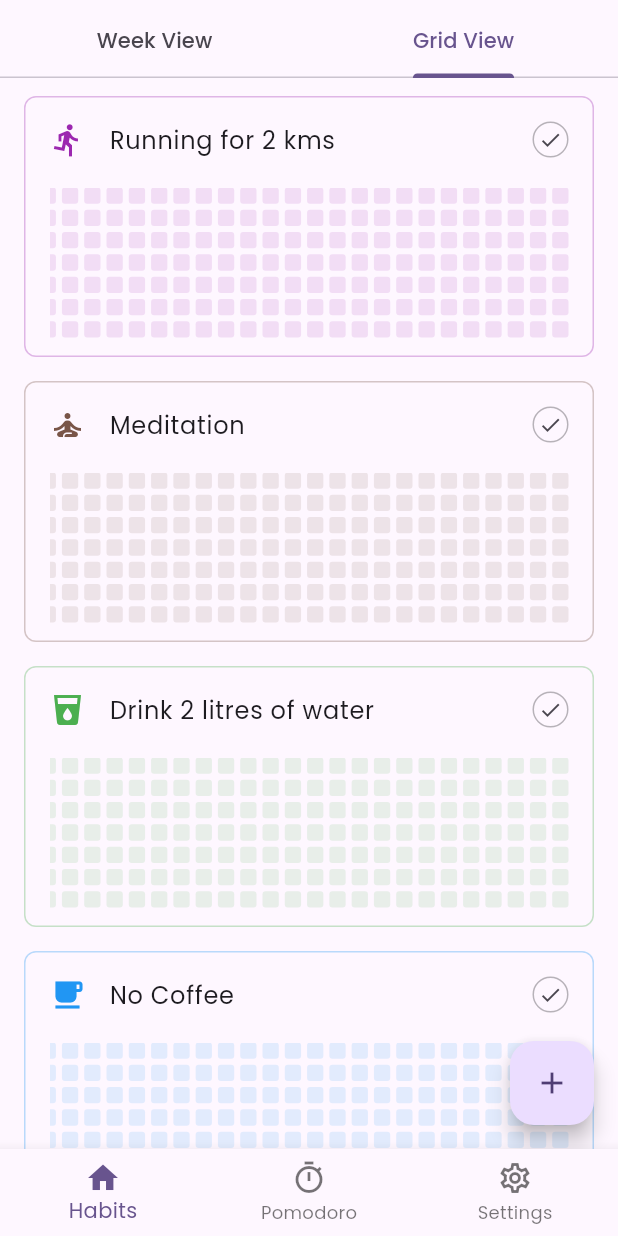
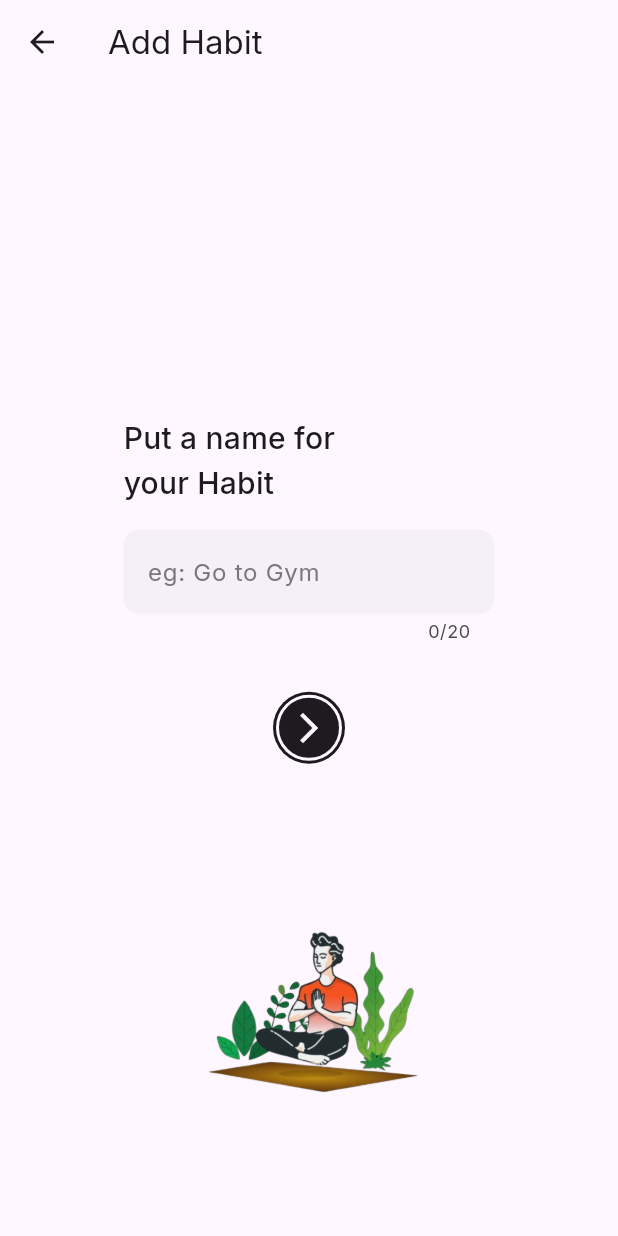
Before and after one commit to SuTechs/rise, a Flutter app: the screen it shows after launch, tab 2 chosen, after a tap on the "add" icon, on a phone screen of 412 x 824 dp. Run offline on Flutter 3.47's test engine with Material 3 defaults, Android fonts, the phone set to English and light mode, and no system bars; drawn by our look-alikes of dynamic_color; our stand-ins replace freezed_annotation, google_fonts, hive, hive_flutter, timeago; missing offline and left inert: in_app_update; accounts and stored records are empty.

Commit message:
add habit screen

```diff
--- /dev/null
+++ b/lib/screens/habits/add_habit_screen.dart
@@ -0,0 +1,208 @@
+import 'package:dynamic_color/dynamic_color.dart';
+import 'package:flutter/cupertino.dart';
+import 'package:flutter/material.dart';
+import 'package:rise/theme.dart';
+
+import '../onboarding/components/components.dart';
+
+class AddHabitScreen extends StatefulWidget {
+  const AddHabitScreen({super.key});
+
+  @override
+  State<AddHabitScreen> createState() => _AddHabitScreenState();
+}
+
+class _AddHabitScreenState extends State<AddHabitScreen> {
+  final _habitNameController = TextEditingController();
+
+  @override
+  Widget build(BuildContext context) {
+    final height = context.height;
+    final width = context.width;
+    final textTheme = context.textTheme;
+    final colorScheme = context.colorScheme;
+
+    return Scaffold(
+      resizeToAvoidBottomInset: false,
+      appBar: AppBar(
+        // leading: IconButton(
+        //   icon: const Icon(Icons.arrow_back_ios),
+        //   onPressed: () {
+        //     Navigator.pop(context);
+        //   },
+        // ),
+        title: const Text('Add Habit'),
+      ),
+      body: Padding(
+        padding: EdgeInsets.symmetric(horizontal: width * 0.2),
+        child: Column(
+          mainAxisAlignment: MainAxisAlignment.end,
+          crossAxisAlignment: CrossAxisAlignment.stretch,
+          children: [
+            /// Title
+            Text(
+              'Put a name for \nyour Habit',
+              style: textTheme.titleMedium?.copyWith(
+                fontSize: 20,
+                fontWeight: FontWeight.w500,
+              ),
+              textAlign: TextAlign.start,
+            ),
+            const SizedBox(height: 16),
+
+            /// Text Field
+            TextField(
+              controller: _habitNameController,
+              maxLength: 20,
+              keyboardType: TextInputType.text,
+              textCapitalization: TextCapitalization.sentences,
+              decoration: InputDecoration(
+                hintText: 'eg: Go to Gym',
+                hintStyle: TextStyle(color: colorScheme.outline),
+                filled: true,
+                fillColor: colorScheme.onInverseSurface,
+                border: OutlineInputBorder(
+                  borderRadius: BorderRadius.circular(10),
+                  borderSide: BorderSide.none,
+                ),
+              ),
+              onSubmitted: (_) => _goToSelectHabitCategory(),
+            ),
+            const SizedBox(height: 32),
+
+            /// Next Button
+            GetStartedButton(onTap: _goToSelectHabitCategory),
+            SizedBox(height: height * 0.1),
+
+            /// Bottom Section: Illustration
+            Image.asset(
+              'assets/yoga_person.png',
+              height: 150,
+            ),
+            SizedBox(height: height * 0.1),
+          ],
+        ),
+      ),
+    );
+  }
+
+  void _goToSelectHabitCategory() {
+    final habitName = _habitNameController.text.trim();
+
+    if (habitName.isEmpty) {
+      ScaffoldMessenger.of(context).showSnackBar(
+        const SnackBar(
+          content: Text('Please enter a habit name'),
+        ),
+      );
+      return;
+    }
+
+    Navigator.push(
+      context,
+      CupertinoPageRoute(
+        builder: (context) => SelectHabitCategory(habitName: habitName),
+      ),
+    );
+  }
+}
+
+/// Select Habit Category Screen
+class SelectHabitCategory extends StatelessWidget {
+  final String habitName;
+
+  const SelectHabitCategory({
+    super.key,
+    required this.habitName,
+  });
+
+  @override
+  Widget build(BuildContext context) {
+    return Scaffold(
+      appBar: AppBar(
+        title: const Text('Select Category'),
+      ),
+      body: Column(
+        mainAxisAlignment: MainAxisAlignment.center,
+        children: [
+          /// Title
+          Text(
+            'Select a category for\nyour habit',
+            textAlign: TextAlign.center,
+            style: context.textTheme.titleMedium?.copyWith(
+              fontSize: 20,
+              fontWeight: FontWeight.w500,
+            ),
+          ),
+          const SizedBox(height: 16),
+
+          /// Categories
+          SingleChildScrollView(
+            scrollDirection: Axis.horizontal,
+            child: Row(
+              children: [
+                SizedBox(width: context.width * 0.2),
+                for (int i = 0; i < 10; i++)
+                  const HabitCategoryCard(
+                    title: 'Health',
+                    icon: Icons.directions_run,
+                    color: Colors.orange,
+                  ),
+              ],
+            ),
+          ),
+        ],
+      ),
+    );
+  }
+}
+
+/// Habit Category Card
+class HabitCategoryCard extends StatelessWidget {
+  final String title;
+  final IconData icon;
+  final Color color;
+
+  const HabitCategoryCard({
+    super.key,
+    required this.title,
+    required this.icon,
+    required this.color,
+  });
+
+  @override
+  Widget build(BuildContext context) {
+    final colorScheme = context.colorScheme;
+
+    final cardColor = color.harmonizeWith(colorScheme.surface);
+
+    return Container(
+      height: 100,
+      width: 100,
+      margin: const EdgeInsets.all(8),
+      decoration: BoxDecoration(
+        color: cardColor.withAlpha(80),
+        borderRadius: BorderRadius.circular(12),
+      ),
+      child: Column(
+        mainAxisAlignment: MainAxisAlignment.center,
+        children: [
+          Icon(
+            icon,
+            size: 30,
+            color: cardColor,
+          ),
+          const SizedBox(height: 8),
+          Text(
+            title,
+            style: TextStyle(
+              color: cardColor,
+              fontSize: 14,
+              fontWeight: FontWeight.w600,
+            ),
+          ),
+        ],
+      ),
+    );
+  }
+}
--- a/lib/screens/habits/habits_screen.dart
+++ b/lib/screens/habits/habits_screen.dart
@@ -1,5 +1,6 @@
 import 'package:flutter/material.dart';
 
+import 'add_habit_screen.dart';
 import 'components/habit_gridview_card.dart';
 import 'components/habit_listview_card.dart';
 
@@ -91,7 +92,14 @@ class HabitsScreen extends StatelessWidget {
         /// Add New Habit Button
         floatingActionButton: FloatingActionButton(
           onPressed: () {
-            // Navigator.pushNamed(context, '/add-habit');
+            Navigator.push(
+              context,
+              MaterialPageRoute(
+                builder: (context) {
+                  return const AddHabitScreen();
+                },
+              ),
+            );
           },
           child: const Icon(Icons.add),
         ),
--- a/lib/theme.dart
+++ b/lib/theme.dart
@@ -55,7 +55,7 @@ class AppTheme {
       //   surface: backgroundColor,
       // ),
 
-      textTheme: GoogleFonts.poppinsTextTheme(theme.textTheme),
+      textTheme: GoogleFonts.interTextTheme(theme.textTheme),
     );
   }
 }
```
